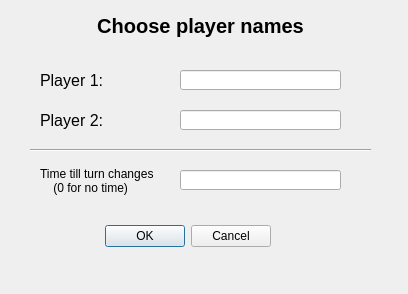
Above: Game/dialog.ui from JoonasPel/tie-02402-ohj3_2019-2020-PROJECT before the change. Below: the same form after it.
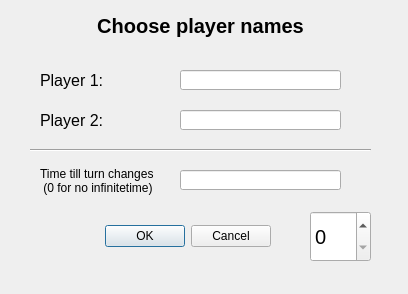
That is the form after the change.

Commit message: Lisätty spinboxi timeria varten

The edit to the form file:
```diff
--- a/Game/dialog.ui
+++ b/Game/dialog.ui
@@ -124,7 +124,7 @@
    </property>
    <property name="text">
     <string>Time till turn changes 
-    (0 for no time)</string>
+ (0 for no infinitetime)</string>
    </property>
   </widget>
   <widget class="QLineEdit" name="timer_text">
@@ -150,6 +150,21 @@
     <enum>Qt::Horizontal</enum>
    </property>
   </widget>
+  <widget class="QSpinBox" name="TimerspinBox">
+   <property name="geometry">
+    <rect>
+     <x>310</x>
+     <y>211</y>
+     <width>61</width>
+     <height>51</height>
+    </rect>
+   </property>
+   <property name="font">
+    <font>
+     <pointsize>15</pointsize>
+    </font>
+   </property>
+  </widget>
  </widget>
  <resources/>
  <connections>
```
The commit also changes 1 other file.
